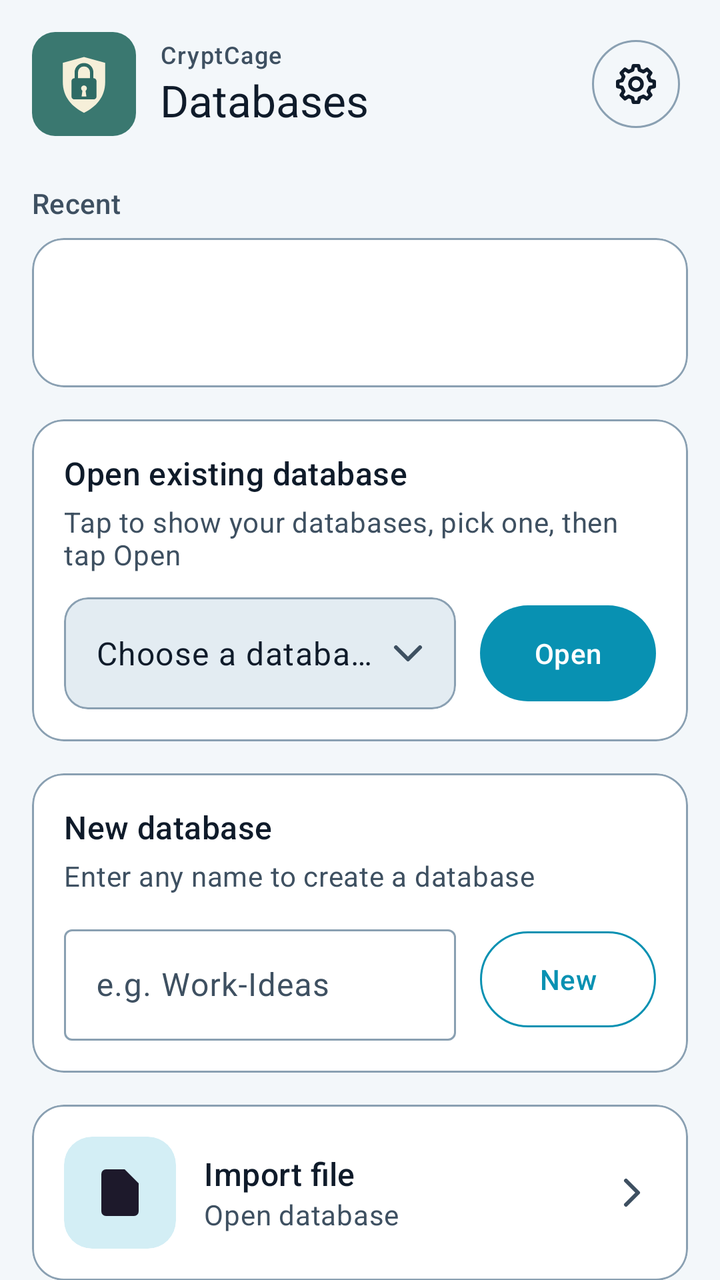
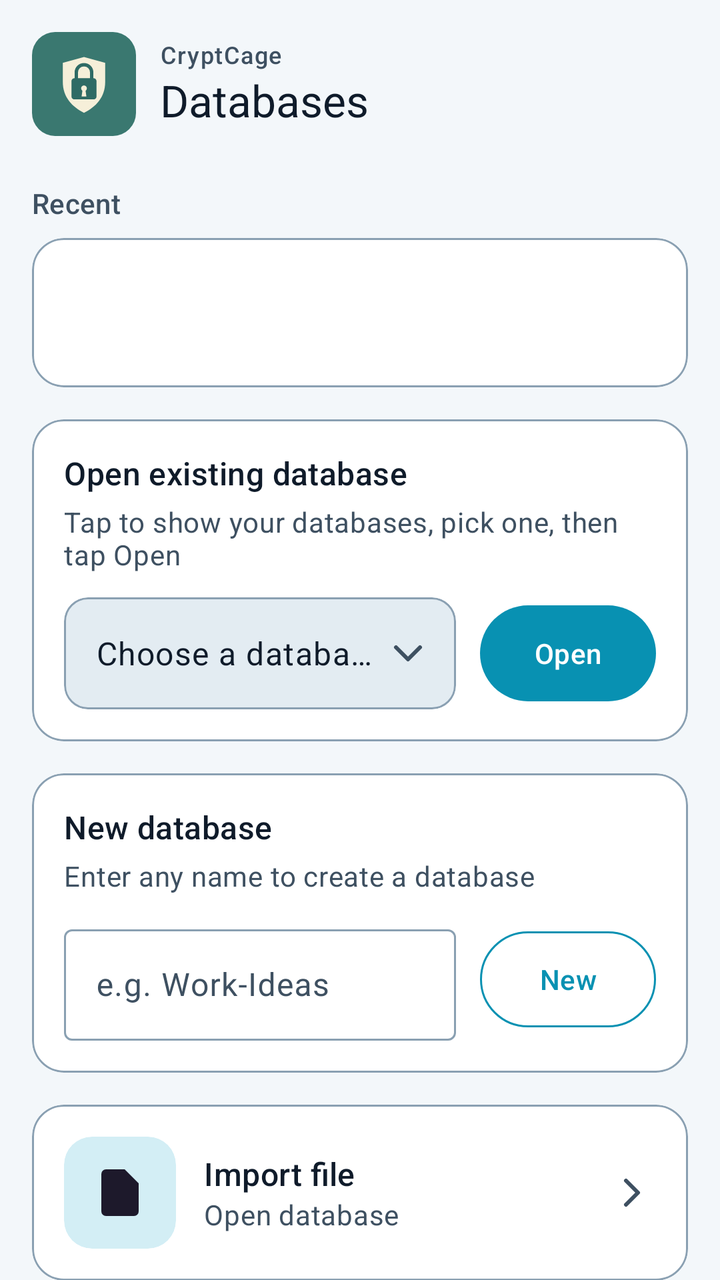

Two renders of the same Android screen: before a commit and after it. Below are the layout's source before the change and the commit's diff.
<!-- AndroidManifest.xml: application theme AppBaseTheme -->
<!-- res/layout/activity_select_database.xml -->
<?xml version="1.0" encoding="utf-8"?>
<FrameLayout xmlns:android="http://schemas.android.com/apk/res/android"
    xmlns:app="http://schemas.android.com/apk/res-auto"
    android:layout_width="match_parent"
    android:layout_height="match_parent">

    <androidx.core.widget.NestedScrollView
        android:layout_width="match_parent"
        android:layout_height="match_parent"
        android:clipToPadding="false"
        android:fillViewport="true"
        android:paddingBottom="24dp"
        android:paddingEnd="16dp"
        android:paddingStart="16dp"
        android:paddingTop="16dp">

        <LinearLayout
            android:layout_width="match_parent"
            android:layout_height="wrap_content"
            android:orientation="vertical">

            
            <LinearLayout
                android:layout_width="match_parent"
                android:layout_height="wrap_content"
                android:gravity="center_vertical"
                android:orientation="horizontal">

                <ImageView
                    android:id="@+id/imageBrand"
                    android:layout_width="52dp"
                    android:layout_height="52dp"
                    android:importantForAccessibility="no"
                    android:src="@drawable/ic_brand" />

                <LinearLayout
                    android:layout_width="0dp"
                    android:layout_height="wrap_content"
                    android:layout_marginStart="12dp"
                    android:layout_weight="1"
                    android:orientation="vertical">

                    <TextView
                        android:layout_width="wrap_content"
                        android:layout_height="wrap_content"
                        android:text="@string/app_name"
                        android:textAppearance="?attr/textAppearanceLabelMedium"
                        android:textColor="?attr/colorOnSurfaceVariant" />

                    <TextView
                        android:id="@+id/textTitle"
                        android:layout_width="wrap_content"
                        android:layout_height="wrap_content"
                        android:text="@string/title_databases"
                        android:textAppearance="?attr/textAppearanceTitleLarge"
                        android:textColor="?attr/colorOnSurface" />
                </LinearLayout>

                <com.google.android.material.button.MaterialButton
                    android:id="@+id/buttonSettings"
                    style="?attr/materialIconButtonOutlinedStyle"
                    android:layout_width="52dp"
                    android:layout_height="52dp"
                    android:contentDescription="@string/action_settings"
                    app:icon="@drawable/ic_settings"
                    app:iconGravity="textStart"
                    app:iconPadding="0dp"
                    app:iconSize="24dp"
                    app:iconTint="?attr/colorOnSurface"
                    app:strokeColor="?attr/colorOutline" />
            </LinearLayout>

            
            <TextView
                android:id="@+id/textRecentTitle"
                android:layout_width="wrap_content"
                android:layout_height="wrap_content"
                android:layout_marginTop="24dp"
                android:layout_marginBottom="8dp"
                android:text="@string/title_recent"
                android:textAppearance="?attr/textAppearanceLabelLarge"
                android:textColor="?attr/colorOnSurfaceVariant" />

            <com.google.android.material.card.MaterialCardView
                android:id="@+id/cardRecent"
                style="?attr/materialCardViewOutlinedStyle"
                android:layout_width="match_parent"
                android:layout_height="wrap_content"
                android:clickable="true"
                android:focusable="true"
                android:foreground="?attr/selectableItemBackground"
                app:cardBackgroundColor="?attr/colorSurface"
                app:cardCornerRadius="16dp"
                app:cardElevation="0dp"
                app:strokeColor="?attr/colorOutline"
                app:strokeWidth="1dp">

                <LinearLayout
                    android:layout_width="match_parent"
                    android:layout_height="wrap_content"
                    android:orientation="vertical"
                    android:padding="16dp">

                    <TextView
                        android:id="@+id/textRecentName"
                        android:layout_width="match_parent"
                        android:layout_height="wrap_content"
                        android:ellipsize="end"
                        android:singleLine="true"
                        android:textAppearance="?attr/textAppearanceTitleMedium"
                        android:textColor="?attr/colorOnSurface" />

                    <TextView
                        android:id="@+id/textRecentInfo"
                        android:layout_width="match_parent"
                        android:layout_height="wrap_content"
                        android:layout_marginTop="2dp"
                        android:textAppearance="?attr/textAppearanceBodyMedium"
                        android:textColor="?attr/colorOnSurfaceVariant" />
                </LinearLayout>
            </com.google.android.material.card.MaterialCardView>

            
            <com.google.android.material.card.MaterialCardView
                style="?attr/materialCardViewOutlinedStyle"
                android:layout_width="match_parent"
                android:layout_height="wrap_content"
                android:layout_marginTop="16dp"
                app:cardBackgroundColor="?attr/colorSurface"
                app:cardCornerRadius="16dp"
                app:cardElevation="0dp"
                app:strokeColor="?attr/colorOutline"
                app:strokeWidth="1dp">

                <LinearLayout
                    android:layout_width="match_parent"
                    android:layout_height="wrap_content"
                    android:orientation="vertical"
                    android:padding="16dp">

                    <TextView
                        android:layout_width="wrap_content"
                        android:layout_height="wrap_content"
                        android:text="@string/title_openExisting"
                        android:textAppearance="?attr/textAppearanceTitleMedium"
                        android:textColor="?attr/colorOnSurface" />

                    <TextView
                        android:layout_width="wrap_content"
                        android:layout_height="wrap_content"
                        android:layout_marginTop="4dp"
                        android:text="@string/hint_openExisting"
                        android:textAppearance="?attr/textAppearanceBodyMedium"
                        android:textColor="?attr/colorOnSurfaceVariant" />

                    <LinearLayout
                        android:layout_width="match_parent"
                        android:layout_height="wrap_content"
                        android:layout_marginTop="12dp"
                        android:gravity="center_vertical"
                        android:orientation="horizontal">

                        <com.google.android.material.card.MaterialCardView
                            android:id="@+id/rowSelect"
                            style="?attr/materialCardViewOutlinedStyle"
                            android:layout_width="0dp"
                            android:layout_height="56dp"
                            android:layout_weight="1"
                            android:clickable="true"
                            android:focusable="true"
                            android:foreground="?attr/selectableItemBackground"
                            app:cardBackgroundColor="?attr/colorSurfaceVariant"
                            app:cardCornerRadius="12dp"
                            app:cardElevation="0dp"
                            app:strokeColor="?attr/colorOutline"
                            app:strokeWidth="1dp">

                            <LinearLayout
                                android:layout_width="match_parent"
                                android:layout_height="match_parent"
                                android:gravity="center_vertical"
                                android:orientation="horizontal"
                                android:paddingEnd="12dp"
                                android:paddingStart="16dp">

                                <TextView
                                    android:id="@+id/textSelected"
                                    android:layout_width="0dp"
                                    android:layout_height="wrap_content"
                                    android:layout_weight="1"
                                    android:ellipsize="end"
                                    android:singleLine="true"
                                    android:text="@string/hint_chooseDatabase"
                                    android:textAppearance="?attr/textAppearanceBodyLarge"
                                    android:textColor="?attr/colorOnSurface" />

                                <ImageView
                                    android:id="@+id/imageExpand"
                                    android:layout_width="24dp"
                                    android:layout_height="24dp"
                                    android:importantForAccessibility="no"
                                    android:src="@drawable/ic_expand_more"
                                    app:tint="?attr/colorOnSurfaceVariant" />
                            </LinearLayout>
                        </com.google.android.material.card.MaterialCardView>

                        <com.google.android.material.button.MaterialButton
                            android:id="@+id/buttonOpen"
                            android:layout_width="wrap_content"
                            android:layout_height="56dp"
                            android:layout_marginStart="12dp"
                            android:minWidth="88dp"
                            android:text="@string/butt_open" />
                    </LinearLayout>

                    <com.google.android.material.card.MaterialCardView
                        android:id="@+id/cardDatabaseList"
                        style="?attr/materialCardViewOutlinedStyle"
                        android:layout_width="match_parent"
                        android:layout_height="wrap_content"
                        android:layout_marginTop="8dp"
                        android:visibility="gone"
                        app:cardBackgroundColor="?attr/colorSurface"
                        app:cardCornerRadius="12dp"
                        app:cardElevation="0dp"
                        app:strokeColor="?attr/colorOutline"
                        app:strokeWidth="1dp">

                        <LinearLayout
                            android:id="@+id/listDatabases"
                            android:layout_width="match_parent"
                            android:layout_height="wrap_content"
                            android:orientation="vertical" />
                    </com.google.android.material.card.MaterialCardView>
                </LinearLayout>
            </com.google.android.material.card.MaterialCardView>

            
            <com.google.android.material.card.MaterialCardView
                style="?attr/materialCardViewOutlinedStyle"
                android:layout_width="match_parent"
                android:layout_height="wrap_content"
                android:layout_marginTop="16dp"
                app:cardBackgroundColor="?attr/colorSurface"
                app:cardCornerRadius="16dp"
                app:cardElevation="0dp"
                app:strokeColor="?attr/colorOutline"
                app:strokeWidth="1dp">

                <LinearLayout
                    android:layout_width="match_parent"
                    android:layout_height="wrap_content"
                    android:orientation="vertical"
                    android:padding="16dp">

                    <TextView
                        android:layout_width="wrap_content"
                        android:layout_height="wrap_content"
                        android:text="@string/title_newDatabase"
                        android:textAppearance="?attr/textAppearanceTitleMedium"
                        android:textColor="?attr/colorOnSurface" />

                    <TextView
                        android:layout_width="wrap_content"
                        android:layout_height="wrap_content"
                        android:layout_marginTop="4dp"
                        android:text="@string/hint_newDatabase"
                        android:textAppearance="?attr/textAppearanceBodyMedium"
                        android:textColor="?attr/colorOnSurfaceVariant" />

                    <LinearLayout
                        android:layout_width="match_parent"
                        android:layout_height="wrap_content"
                        android:layout_marginTop="12dp"
                        android:gravity="center_vertical"
                        android:orientation="horizontal">

                        <com.google.android.material.textfield.TextInputLayout
                            android:id="@+id/inputName"
                            style="?attr/textInputOutlinedStyle"
                            android:layout_width="0dp"
                            android:layout_height="wrap_content"
                            android:layout_weight="1"
                            android:hint="@string/hint_databaseName">

                            <com.google.android.material.textfield.TextInputEditText
                                android:id="@+id/editTextName"
                                android:layout_width="match_parent"
                                android:layout_height="wrap_content"
                                android:imeOptions="actionDone"
                                android:inputType="text"
                                android:maxLines="1" />
                        </com.google.android.material.textfield.TextInputLayout>

                        <com.google.android.material.button.MaterialButton
                            android:id="@+id/buttonCreate"
                            style="?attr/materialButtonOutlinedStyle"
                            android:layout_width="wrap_content"
                            android:layout_height="56dp"
                            android:layout_marginStart="12dp"
                            android:minWidth="88dp"
                            android:text="@string/butt_new"
                            app:strokeColor="?attr/colorPrimary" />
                    </LinearLayout>
                </LinearLayout>
            </com.google.android.material.card.MaterialCardView>

            
            <com.google.android.material.card.MaterialCardView
                android:id="@+id/cardImport"
                style="?attr/materialCardViewOutlinedStyle"
                android:layout_width="match_parent"
                android:layout_height="wrap_content"
                android:layout_marginTop="16dp"
                android:clickable="true"
                android:focusable="true"
                android:foreground="?attr/selectableItemBackground"
                app:cardBackgroundColor="?attr/colorSurface"
                app:cardCornerRadius="16dp"
                app:cardElevation="0dp"
                app:strokeColor="?attr/colorOutline"
                app:strokeWidth="1dp">

                <LinearLayout
                    android:layout_width="match_parent"
                    android:layout_height="wrap_content"
                    android:gravity="center_vertical"
                    android:orientation="horizontal"
                    android:padding="16dp">

                    <com.google.android.material.card.MaterialCardView
                        android:layout_width="56dp"
                        android:layout_height="56dp"
                        app:cardBackgroundColor="?attr/colorSecondaryContainer"
                        app:cardCornerRadius="14dp"
                        app:cardElevation="0dp"
                        app:strokeWidth="0dp">

                        <ImageView
                            android:layout_width="28dp"
                            android:layout_height="28dp"
                            android:layout_gravity="center"
                            android:importantForAccessibility="no"
                            android:src="@drawable/ic_file_import"
                            app:tint="?attr/colorOnSecondaryContainer" />
                    </com.google.android.material.card.MaterialCardView>

                    <LinearLayout
                        android:layout_width="0dp"
                        android:layout_height="wrap_content"
                        android:layout_marginStart="14dp"
                        android:layout_weight="1"
                        android:orientation="vertical">

                        <TextView
                            android:layout_width="wrap_content"
                            android:layout_height="wrap_content"
                            android:text="@string/title_importFile"
                            android:textAppearance="?attr/textAppearanceTitleMedium"
                            android:textColor="?attr/colorOnSurface" />

                        <TextView
                            android:layout_width="wrap_content"
                            android:layout_height="wrap_content"
                            android:text="@string/hint_importFile"
                            android:textAppearance="?attr/textAppearanceBodyMedium"
                            android:textColor="?attr/colorOnSurfaceVariant" />
                    </LinearLayout>

                    <ImageView
                        android:layout_width="24dp"
                        android:layout_height="24dp"
                        android:importantForAccessibility="no"
                        android:src="@drawable/ic_chevron_right"
                        app:tint="?attr/colorOnSurfaceVariant" />
                </LinearLayout>
            </com.google.android.material.card.MaterialCardView>
        </LinearLayout>
    </androidx.core.widget.NestedScrollView>

    <ProgressBar
        android:id="@+id/progressBar1"
        style="?android:attr/progressBarStyleLarge"
        android:layout_width="wrap_content"
        android:layout_height="wrap_content"
        android:layout_gravity="center"
        android:visibility="gone" />

</FrameLayout>
<!-- resources referenced by this layout -->
<resources>
  <!-- drawable ic_chevron_right (drawable) -->
  <?xml version="1.0" encoding="utf-8"?>
  <vector xmlns:android="http://schemas.android.com/apk/res/android"
      android:width="24dp"
      android:height="24dp"
      android:viewportWidth="24"
      android:viewportHeight="24">
      <path
          android:fillColor="#00000000"
          android:strokeColor="#FF000000"
          android:strokeLineCap="round"
          android:strokeLineJoin="round"
          android:strokeWidth="2"
          android:pathData="M9,6L15,12L9,18" />
  </vector>
  <!-- drawable ic_expand_more (drawable) -->
  <?xml version="1.0" encoding="utf-8"?>
  <vector xmlns:android="http://schemas.android.com/apk/res/android"
      android:width="24dp"
      android:height="24dp"
      android:viewportWidth="24"
      android:viewportHeight="24">
      <path
          android:fillColor="#00000000"
          android:strokeColor="#FF000000"
          android:strokeLineCap="round"
          android:strokeLineJoin="round"
          android:strokeWidth="2"
          android:pathData="M6,9L12,15L18,9" />
  </vector>
  <!-- drawable ic_file_import (drawable) -->
  <?xml version="1.0" encoding="utf-8"?>
  <vector xmlns:android="http://schemas.android.com/apk/res/android"
      android:width="28dp"
      android:height="28dp"
      android:viewportWidth="24"
      android:viewportHeight="24">
      <path
          android:fillColor="#FF000000"
          android:pathData="M14,2H6A2,2 0 0,0 4,4V20A2,2 0 0,0 6,22H18A2,2 0 0,0 20,20V8L14,2Z" />
      <path
          android:fillColor="#FFFFFFFF"
          android:pathData="M12,11L8,15H11V19H13V15H16Z" />
  </vector>
  <!-- drawable ic_settings (drawable) -->
  <?xml version="1.0" encoding="utf-8"?>
  <vector xmlns:android="http://schemas.android.com/apk/res/android"
      android:width="24dp"
      android:height="24dp"
      android:viewportWidth="24"
      android:viewportHeight="24">
      <path
          android:fillColor="#00000000"
          android:strokeColor="#FF000000"
          android:strokeLineJoin="round"
          android:strokeWidth="1.8"
          android:pathData="M18.99,10.26 L21.11,10.72 L21.11,13.28 L18.99,13.74 L18.17,15.71 L19.35,17.54 L17.54,19.35 L15.71,18.17 L13.74,18.99 L13.28,21.11 L10.72,21.11 L10.26,18.99 L8.29,18.17 L6.46,19.35 L4.65,17.54 L5.83,15.71 L5.01,13.74 L2.89,13.28 L2.89,10.72 L5.01,10.26 L5.83,8.29 L4.65,6.46 L6.46,4.65 L8.29,5.83 L10.26,5.01 L10.72,2.89 L13.28,2.89 L13.74,5.01 L15.71,5.83 L17.54,4.65 L19.35,6.46 L18.17,8.29 Z" />
      <path
          android:fillColor="#00000000"
          android:strokeColor="#FF000000"
          android:strokeWidth="1.8"
          android:pathData="M15,12A3,3 0 1,1 9,12A3,3 0 1,1 15,12Z" />
  </vector>
  <string name="action_settings">Settings</string>
  <string name="app_name">CryptCage</string>
  <string name="butt_new">New</string>
  <string name="butt_open">Open</string>
  <string name="hint_chooseDatabase">Choose a database</string>
  <string name="hint_databaseName">e.g. Work-Ideas</string>
  <string name="hint_importFile">Open database</string>
  <string name="hint_newDatabase">Enter any name to create a database</string>
  <string name="hint_openExisting">Tap to show your databases, pick one, then tap Open</string>
  <string name="title_databases">Databases</string>
  <string name="title_importFile">Import file</string>
  <string name="title_newDatabase">New database</string>
  <string name="title_openExisting">Open existing database</string>
  <string name="title_recent">Recent</string>
  <color name="tech_primary">#0891B2</color>
  <color name="tech_on_primary">#FFFFFF</color>
  <color name="tech_primary_container">#C8F1F9</color>
  <color name="tech_on_primary_container">#003641</color>
  <color name="tech_secondary_container">#D3EEF5</color>
  <color name="tech_surface">#FFFFFF</color>
  <color name="tech_on_surface">#0F1B2A</color>
  <color name="tech_surface_variant">#E3ECF2</color>
  <color name="tech_on_surface_variant">#3E5061</color>
  <color name="tech_outline">#8AA0B2</color>
  <color name="tech_background">#F3F7FA</color>
  <!-- unchanged entries left out for length: 3 -->
</resources>

<!-- the commit's change to res/layout/activity_select_database.xml (unified diff, before → after) -->
@@ -55,19 +55,6 @@
                         android:textAppearance="?attr/textAppearanceTitleLarge"
                         android:textColor="?attr/colorOnSurface" />
                 </LinearLayout>
-
-                <com.google.android.material.button.MaterialButton
-                    android:id="@+id/buttonSettings"
-                    style="?attr/materialIconButtonOutlinedStyle"
-                    android:layout_width="52dp"
-                    android:layout_height="52dp"
-                    android:contentDescription="@string/action_settings"
-                    app:icon="@drawable/ic_settings"
-                    app:iconGravity="textStart"
-                    app:iconPadding="0dp"
-                    app:iconSize="24dp"
-                    app:iconTint="?attr/colorOnSurface"
-                    app:strokeColor="?attr/colorOutline" />
             </LinearLayout>
 
             
<!-- resource entries referenced after the edit -->
@@ -44,26 +44,6 @@
           android:fillColor="#FFFFFFFF"
           android:pathData="M12,11L8,15H11V19H13V15H16Z" />
   </vector>
-  <!-- drawable ic_settings (drawable) -->
-  <?xml version="1.0" encoding="utf-8"?>
-  <vector xmlns:android="http://schemas.android.com/apk/res/android"
-      android:width="24dp"
-      android:height="24dp"
-      android:viewportWidth="24"
-      android:viewportHeight="24">
-      <path
-          android:fillColor="#00000000"
-          android:strokeColor="#FF000000"
-          android:strokeLineJoin="round"
-          android:strokeWidth="1.8"
-          android:pathData="M18.99,10.26 L21.11,10.72 L21.11,13.28 L18.99,13.74 L18.17,15.71 L19.35,17.54 L17.54,19.35 L15.71,18.17 L13.74,18.99 L13.28,21.11 L10.72,21.11 L10.26,18.99 L8.29,18.17 L6.46,19.35 L4.65,17.54 L5.83,15.71 L5.01,13.74 L2.89,13.28 L2.89,10.72 L5.01,10.26 L5.83,8.29 L4.65,6.46 L6.46,4.65 L8.29,5.83 L10.26,5.01 L10.72,2.89 L13.28,2.89 L13.74,5.01 L15.71,5.83 L17.54,4.65 L19.35,6.46 L18.17,8.29 Z" />
-      <path
-          android:fillColor="#00000000"
-          android:strokeColor="#FF000000"
-          android:strokeWidth="1.8"
-          android:pathData="M15,12A3,3 0 1,1 9,12A3,3 0 1,1 15,12Z" />
-  </vector>
-  <string name="action_settings">Settings</string>
   <string name="app_name">CryptCage</string>
   <string name="butt_new">New</string>
   <string name="butt_open">Open</string>
